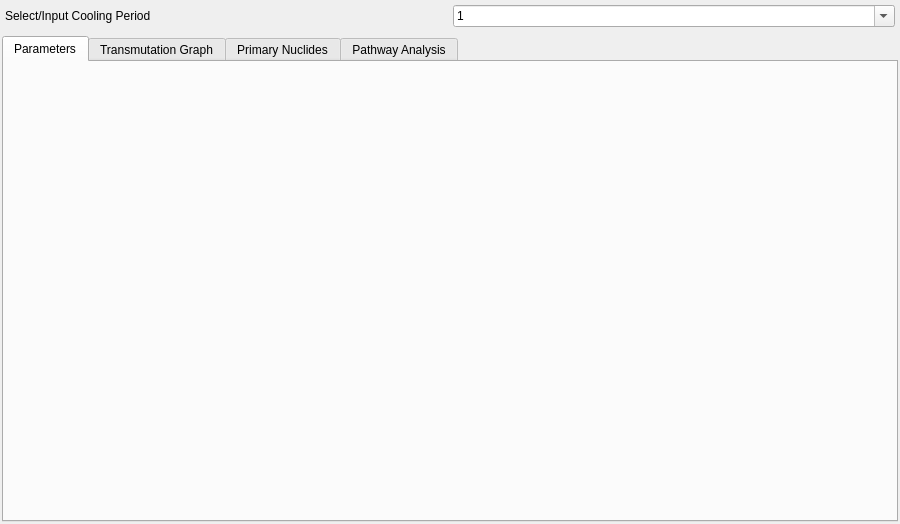
The window that iterui/ui/ShowResultDlg.ui (theysp/FDSNMH_GUI) describes before a commit, drawn with Qt 5.
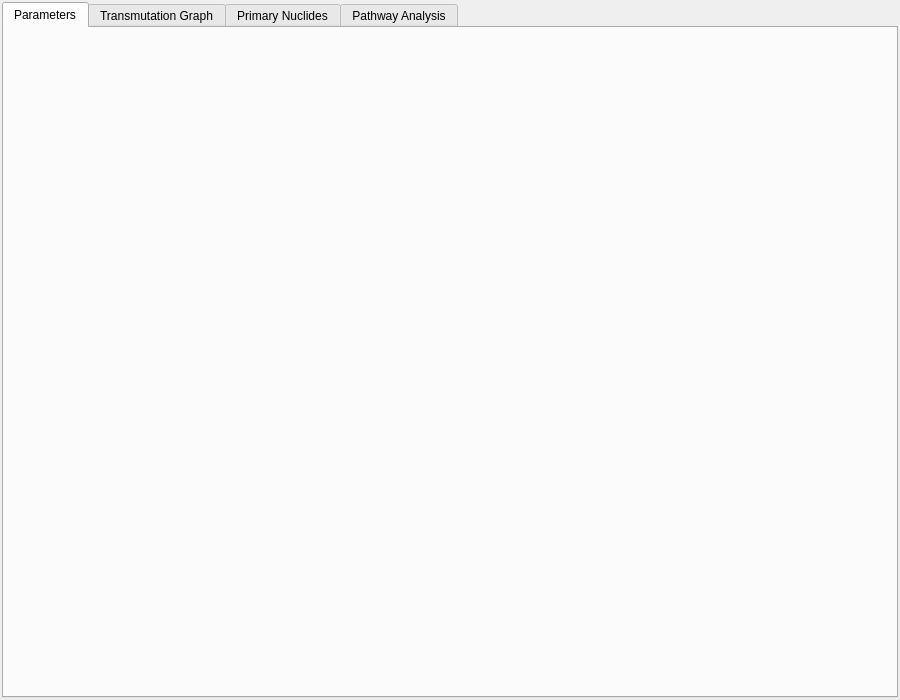
The same window after the commit. Custom widgets are drawn as their Qt base class.

Diff of the .ui file:
```diff
--- a/iterui/ui/ShowResultDlg.ui
+++ b/iterui/ui/ShowResultDlg.ui
@@ -7,7 +7,7 @@
     <x>0</x>
     <y>0</y>
     <width>900</width>
-    <height>524</height>
+    <height>700</height>
    </rect>
   </property>
   <property name="minimumSize">
@@ -32,61 +32,6 @@
    <property name="bottomMargin">
     <number>2</number>
    </property>
-   <item>
-    <layout class="QHBoxLayout" name="horizontalLayout">
-     <property name="leftMargin">
-      <number>3</number>
-     </property>
-     <property name="topMargin">
-      <number>3</number>
-     </property>
-     <property name="rightMargin">
-      <number>3</number>
-     </property>
-     <property name="bottomMargin">
-      <number>3</number>
-     </property>
-     <item>
-      <widget class="QLabel" name="label">
-       <property name="text">
-        <string>Select/Input Cooling Period</string>
-       </property>
-      </widget>
-     </item>
-     <item>
-      <widget class="QComboBox" name="comboBoxDecayPeriod">
-       <property name="editable">
-        <bool>true</bool>
-       </property>
-       <item>
-        <property name="text">
-         <string>1</string>
-        </property>
-       </item>
-       <item>
-        <property name="text">
-         <string>2</string>
-        </property>
-       </item>
-       <item>
-        <property name="text">
-         <string>3</string>
-        </property>
-       </item>
-       <item>
-        <property name="text">
-         <string>4</string>
-        </property>
-       </item>
-       <item>
-        <property name="text">
-         <string>5</string>
-        </property>
-       </item>
-      </widget>
-     </item>
-    </layout>
-   </item>
    <item>
     <widget class="QTabWidget" name="tabWidgetParameters">
      <property name="currentIndex">
```
